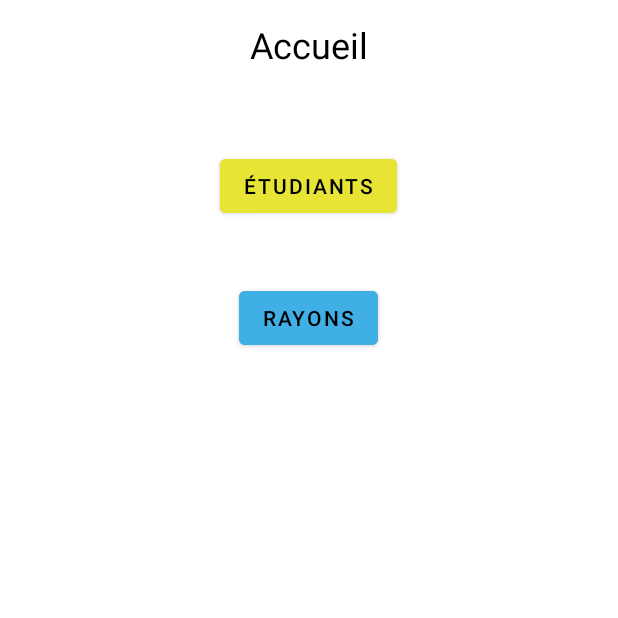
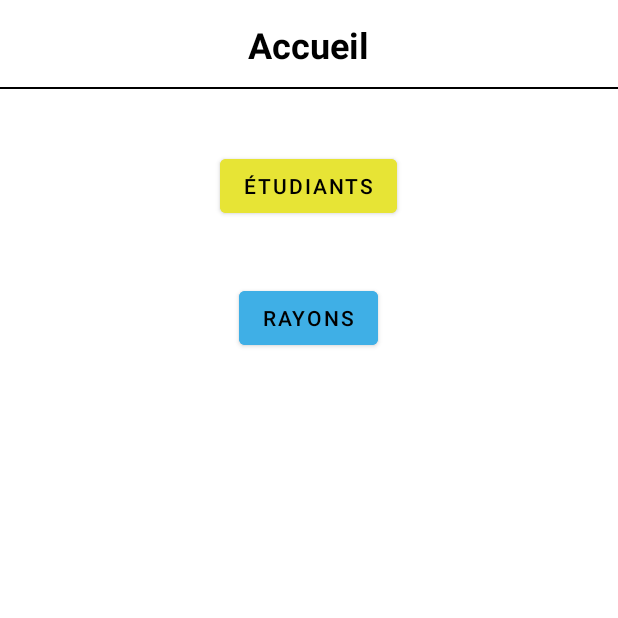
Before and after one commit to sevndl/dev-mobile-android, an Android app: the screen it shows after launch (HomeActivity), on a phone screen of 412 x 824 dp, the top half of it. Run offline under Robolectric (Android 15) with nearby library versions, the phone set to English and light mode, and no system bars.

Commit message:
ajout des bordures pour le header et pour les items + texte en savoir plus

```diff
--- /dev/null
+++ b/app/src/main/res/drawable/border_header.xml
@@ -0,0 +1,14 @@
+<?xml version="1.0" encoding="utf-8"?>
+<layer-list xmlns:android="http://schemas.android.com/apk/res/android" >
+    <item
+        android:top="-2dp"
+        android:bottom="1dp"
+        android:right="-2dp"
+        android:left="-2dp">
+        <shape
+            xmlns:android="http://schemas.android.com/apk/res/android"
+            android:shape="rectangle">
+            <stroke android:width="1dp" android:color="@android:color/black"/>
+        </shape>
+    </item>
+</layer-list>
--- a/app/src/main/res/layout/cell_categorie.xml
+++ b/app/src/main/res/layout/cell_categorie.xml
@@ -3,7 +3,7 @@
     xmlns:android="http://schemas.android.com/apk/res/android"
     android:layout_width="match_parent"
     android:layout_height="50dp"
-    android:background="@drawable/borders"
+    android:background="@drawable/borders_items"
     android:layout_margin="10sp">
     <LinearLayout
         android:id="@+id/layoutCellCategorie"
--- a/app/src/main/res/layout/cell_produit.xml
+++ b/app/src/main/res/layout/cell_produit.xml
@@ -3,7 +3,7 @@
     xmlns:android="http://schemas.android.com/apk/res/android"
     android:layout_width="match_parent"
     android:layout_height="130dp"
-    android:background="@drawable/borders"
+    android:background="@drawable/borders_items"
     android:layout_margin="10sp">
     <LinearLayout
         android:id="@+id/layoutCellProduit"
@@ -38,6 +38,10 @@
                 android:textSize="14sp"
                 android:layout_centerVertical="true"
                 android:textColor="@color/black"/>
+            <TextView
+                android:layout_width="match_parent"
+                android:layout_height="wrap_content"
+                android:text="Cliquez pour en savoir plus..."/>
         </LinearLayout>
     </LinearLayout>
 
--- a/app/src/main/res/layout/layout_header.xml
+++ b/app/src/main/res/layout/layout_header.xml
@@ -5,7 +5,7 @@
     <RelativeLayout
         android:layout_width="match_parent"
         android:layout_height="60dp"
-        android:background="@android:color/white">
+        android:background="@drawable/border_header">
         <ImageView
             android:id="@+id/imageViewBack"
             android:layout_width="40dp"
@@ -22,6 +22,7 @@
             android:gravity="center_vertical"
             android:text="Epsi"
             android:textSize="24sp"
+            android:textStyle="bold"
             android:textColor="@android:color/black"/>
     </RelativeLayout>
 
```
Also changed, not shown: app/src/main/res/drawable/borders.xml (deleted, +0 -8 lines), app/src/main/res/drawable/borders_items.xml (added, +10 -0 lines).
